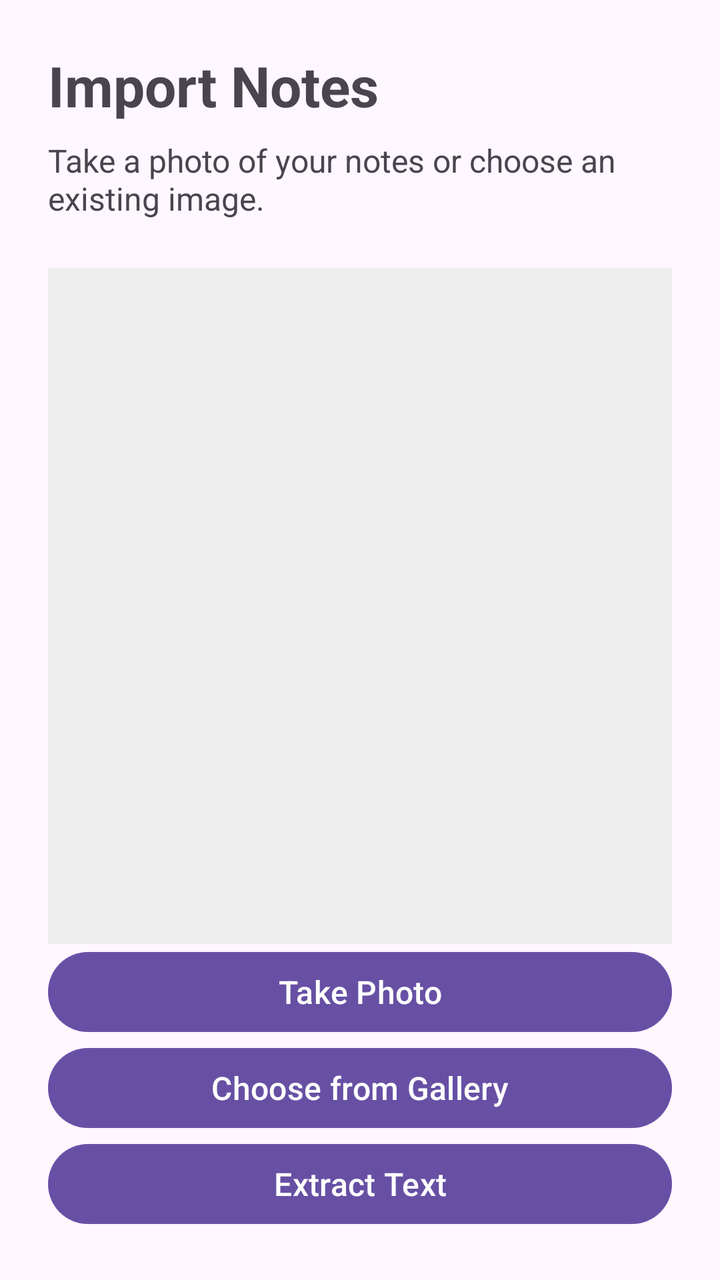
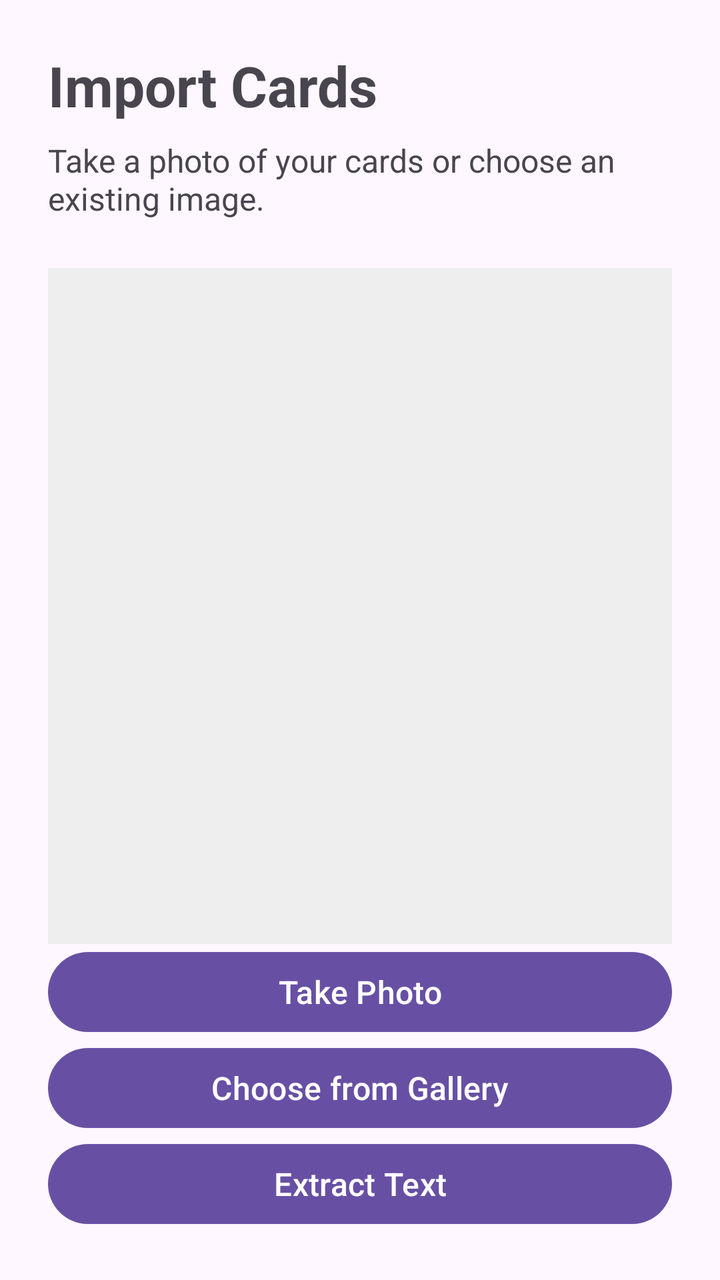

Screens rendered from an Android XML layout before and after an edit, with the pre-edit source and the edit as a unified diff.
<!-- AndroidManifest.xml: application theme Theme.FlashNote -->
<!-- res/layout/activity_import.xml -->
<?xml version="1.0" encoding="utf-8"?>
<androidx.constraintlayout.widget.ConstraintLayout
    xmlns:android="http://schemas.android.com/apk/res/android"
    xmlns:app="http://schemas.android.com/apk/res-auto"
    xmlns:tools="http://schemas.android.com/tools"
    android:id="@+id/importRoot"
    android:layout_width="match_parent"
    android:layout_height="match_parent"
    android:padding="24dp"
    tools:context=".ImportActivity">

    
    <TextView
        android:id="@+id/importTitle"
        android:layout_width="wrap_content"
        android:layout_height="wrap_content"
        android:text="Import Notes"
        android:textSize="28sp"
        android:textStyle="bold"
        app:layout_constraintStart_toStartOf="parent"
        app:layout_constraintTop_toTopOf="parent" />

    
    <TextView
        android:id="@+id/importDescription"
        android:layout_width="0dp"
        android:layout_height="wrap_content"
        android:layout_marginTop="8dp"
        android:text="Take a photo of your notes or choose an existing image."
        android:textSize="16sp"
        app:layout_constraintEnd_toEndOf="parent"
        app:layout_constraintStart_toStartOf="parent"
        app:layout_constraintTop_toBottomOf="@id/importTitle" />

    
    <ImageView
        android:id="@+id/noteImagePreview"
        android:layout_width="0dp"
        android:layout_height="0dp"
        android:layout_marginTop="24dp"
        android:background="#EEEEEE"
        android:contentDescription="Preview of selected notes"
        android:scaleType="centerInside"
        app:layout_constraintBottom_toTopOf="@id/takePhotoButton"
        app:layout_constraintEnd_toEndOf="parent"
        app:layout_constraintStart_toStartOf="parent"
        app:layout_constraintTop_toBottomOf="@id/importDescription"
        app:layout_constraintVertical_bias="0.0" />

    
    <Button
        android:id="@+id/takePhotoButton"
        android:layout_width="0dp"
        android:layout_height="wrap_content"
        android:text="Take Photo"
        android:textSize="16sp"
        app:layout_constraintBottom_toTopOf="@id/galleryButton"
        app:layout_constraintEnd_toEndOf="parent"
        app:layout_constraintStart_toStartOf="parent" />

    
    <Button
        android:id="@+id/galleryButton"
        android:layout_width="0dp"
        android:layout_height="wrap_content"
        android:layout_marginTop="8dp"
        android:text="Choose from Gallery"
        android:textSize="16sp"
        app:layout_constraintBottom_toTopOf="@id/ocrButton"
        app:layout_constraintEnd_toEndOf="parent"
        app:layout_constraintStart_toStartOf="parent" />

    
    <Button
        android:id="@+id/ocrButton"
        android:layout_width="0dp"
        android:layout_height="wrap_content"
        android:layout_marginTop="8dp"
        android:text="Extract Text"
        android:textSize="16sp"
        app:layout_constraintBottom_toBottomOf="parent"
        app:layout_constraintEnd_toEndOf="parent"
        app:layout_constraintStart_toStartOf="parent" />

</androidx.constraintlayout.widget.ConstraintLayout>
<!-- resources referenced by this layout -->
<resources>
  <style name="Theme.FlashNote" parent="Base.Theme.FlashNote" />
  <style name="Base.Theme.FlashNote" parent="Theme.Material3.DayNight.NoActionBar">
          
          
      </style>
</resources>

<!-- the commit's change to res/layout/activity_import.xml (unified diff, before → after) -->
@@ -14,7 +14,7 @@
         android:id="@+id/importTitle"
         android:layout_width="wrap_content"
         android:layout_height="wrap_content"
-        android:text="Import Notes"
+        android:text="Import Cards"
         android:textSize="28sp"
         android:textStyle="bold"
         app:layout_constraintStart_toStartOf="parent"
@@ -26,7 +26,7 @@
         android:layout_width="0dp"
         android:layout_height="wrap_content"
         android:layout_marginTop="8dp"
-        android:text="Take a photo of your notes or choose an existing image."
+        android:text="Take a photo of your cards or choose an existing image."
         android:textSize="16sp"
         app:layout_constraintEnd_toEndOf="parent"
         app:layout_constraintStart_toStartOf="parent"
@@ -34,12 +34,12 @@
 
     
     <ImageView
-        android:id="@+id/noteImagePreview"
+        android:id="@+id/cardImagePreview"
         android:layout_width="0dp"
         android:layout_height="0dp"
         android:layout_marginTop="24dp"
         android:background="#EEEEEE"
-        android:contentDescription="Preview of selected notes"
+        android:contentDescription="Preview of selected image"
         android:scaleType="centerInside"
         app:layout_constraintBottom_toTopOf="@id/takePhotoButton"
         app:layout_constraintEnd_toEndOf="parent"
